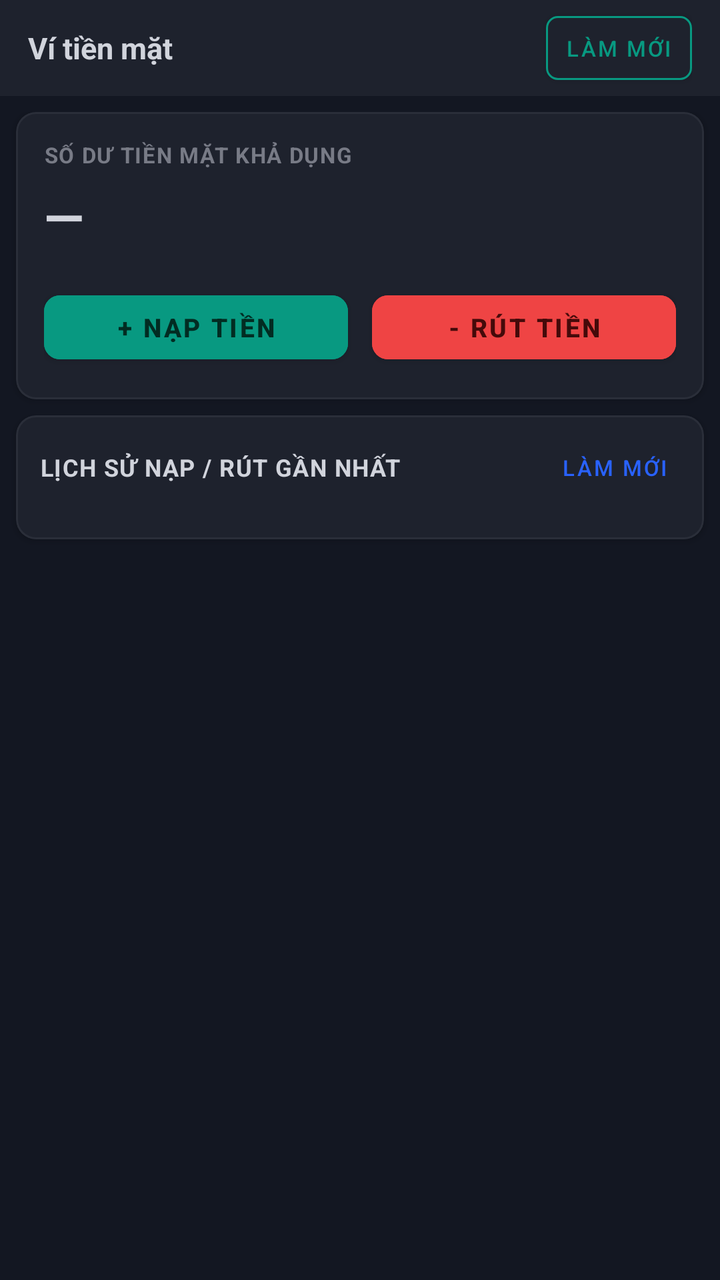
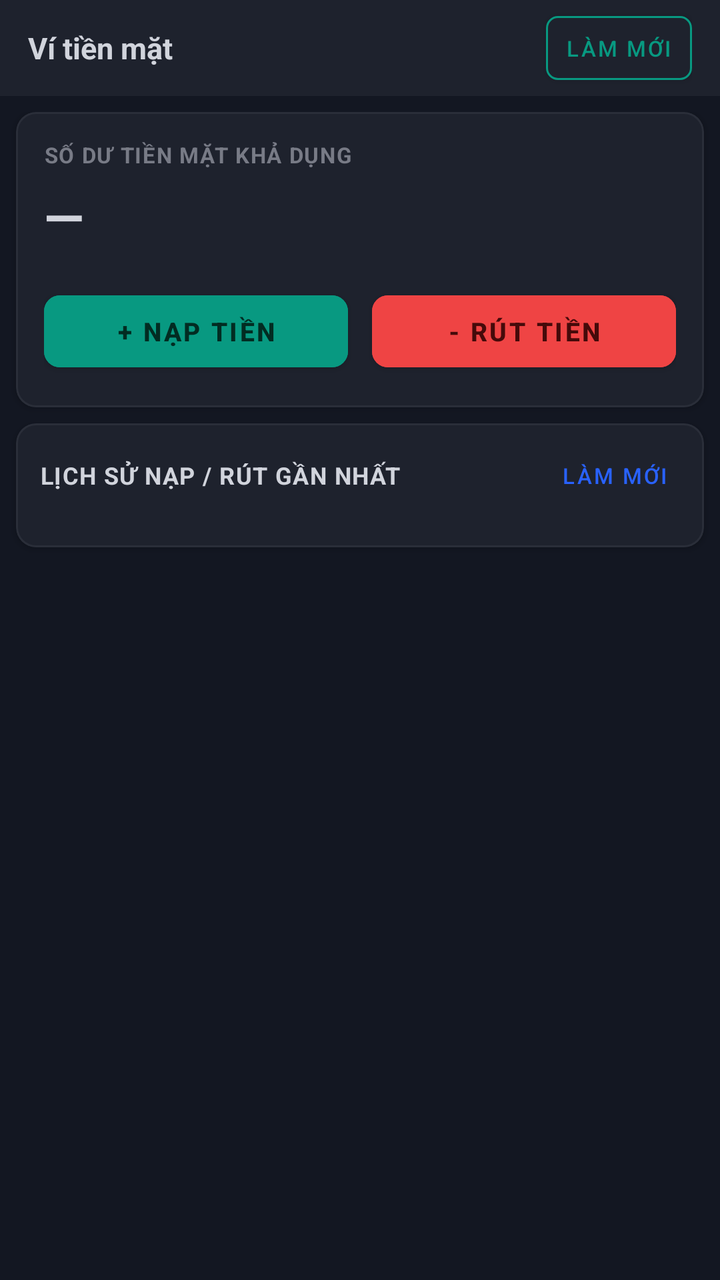

Screens rendered from an Android XML layout before and after an edit, with the pre-edit source and the edit as a unified diff.
<!-- AndroidManifest.xml: application theme Theme.NHUMONGLENH -->
<!-- res/layout/fragment_wallet.xml -->
<?xml version="1.0" encoding="utf-8"?>
<FrameLayout xmlns:android="http://schemas.android.com/apk/res/android"
    xmlns:app="http://schemas.android.com/apk/res-auto"
    xmlns:tools="http://schemas.android.com/tools"
    android:layout_width="match_parent"
    android:layout_height="match_parent"
    android:background="@color/tv_bg">

    
    <LinearLayout
        android:id="@+id/layout_content"
        android:layout_width="match_parent"
        android:layout_height="match_parent"
        android:orientation="vertical">

        
        <LinearLayout
            android:layout_width="match_parent"
            android:layout_height="48dp"
            android:background="@color/tv_surface"
            android:gravity="center_vertical"
            android:orientation="horizontal"
            android:paddingHorizontal="14dp">

            <TextView
                android:id="@+id/tv_wallet_title"
                android:layout_width="0dp"
                android:layout_height="wrap_content"
                android:layout_weight="1"
                android:text="@string/wallet_title"
                android:textColor="@color/tv_text_primary"
                android:textSize="15sp"
                android:textStyle="bold" />

            <TextView
                android:id="@+id/tv_last_updated"
                android:layout_width="wrap_content"
                android:layout_height="wrap_content"
                android:textColor="@color/tv_text_secondary"
                android:textSize="11sp"
                android:layout_marginEnd="8dp" />

            <com.google.android.material.button.MaterialButton
                android:id="@+id/btn_wallet_refresh"
                android:layout_width="wrap_content"
                android:layout_height="32dp"
                android:text="@string/btn_refresh"
                android:textSize="11sp"
                android:textColor="@color/tv_green"
                app:strokeColor="@color/tv_green"
                app:strokeWidth="1dp"
                app:cornerRadius="6dp"
                android:backgroundTint="@color/tv_surface"
                android:paddingHorizontal="10dp"
                android:paddingVertical="0dp"
                android:insetTop="0dp"
                android:insetBottom="0dp"
                android:minWidth="0dp"
                android:minHeight="0dp" />
        </LinearLayout>

        
        <TextView
            android:id="@+id/tv_offline_badge"
            android:layout_width="match_parent"
            android:layout_height="wrap_content"
            android:background="#2A2E39"
            android:gravity="center"
            android:paddingVertical="4dp"
            android:text="@string/offline_badge"
            android:textColor="#F39C12"
            android:textSize="11sp"
            android:textStyle="bold"
            android:visibility="gone" />

        <ScrollView
            android:layout_width="match_parent"
            android:layout_height="0dp"
            android:layout_weight="1"
            android:fillViewport="true">

            <LinearLayout
                android:layout_width="match_parent"
                android:layout_height="wrap_content"
                android:orientation="vertical"
                android:paddingVertical="8dp">

                
                <com.google.android.material.card.MaterialCardView
                    android:id="@+id/card_wallet_balance"
                    android:layout_width="match_parent"
                    android:layout_height="wrap_content"
                    android:layout_marginHorizontal="8dp"
                    android:layout_marginBottom="8dp"
                    app:cardBackgroundColor="@color/tv_surface"
                    app:cardCornerRadius="10dp"
                    app:cardElevation="2dp"
                    app:strokeColor="#2A2E39"
                    app:strokeWidth="1dp">

                    <LinearLayout
                        android:layout_width="match_parent"
                        android:layout_height="wrap_content"
                        android:orientation="vertical"
                        android:padding="14dp">

                        <TextView
                            android:layout_width="wrap_content"
                            android:layout_height="wrap_content"
                            android:text="@string/wallet_balance_header"
                            android:textColor="@color/tv_text_secondary"
                            android:textSize="11sp"
                            android:textStyle="bold"
                            android:letterSpacing="0.05"
                            android:layout_marginBottom="6dp" />

                        <TextView
                            android:id="@+id/tv_cash_balance"
                            android:layout_width="wrap_content"
                            android:layout_height="wrap_content"
                            android:text="—"
                            android:textColor="@color/tv_text_primary"
                            android:textSize="26sp"
                            android:textStyle="bold"
                            android:layout_marginBottom="16dp" />

                        
                        <LinearLayout
                            android:layout_width="match_parent"
                            android:layout_height="wrap_content"
                            android:orientation="horizontal">

                            <com.google.android.material.button.MaterialButton
                                android:id="@+id/btn_sandbox_deposit"
                                android:layout_width="0dp"
                                android:layout_height="44dp"
                                android:layout_weight="1"
                                android:layout_marginEnd="6dp"
                                android:backgroundTint="@color/tv_green"
                                android:text="+ NẠP TIỀN"
                                android:textColor="#022C22"
                                android:textSize="13sp"
                                android:textStyle="bold"
                                app:cornerRadius="8dp" />

                            <com.google.android.material.button.MaterialButton
                                android:id="@+id/btn_sandbox_withdraw"
                                android:layout_width="0dp"
                                android:layout_height="44dp"
                                android:layout_weight="1"
                                android:layout_marginStart="6dp"
                                android:backgroundTint="#EF4444"
                                android:text="- RÚT TIỀN"
                                android:textColor="#450A0A"
                                android:textSize="13sp"
                                android:textStyle="bold"
                                app:cornerRadius="8dp" />
                        </LinearLayout>
                    </LinearLayout>
                </com.google.android.material.card.MaterialCardView>

                
                <com.google.android.material.card.MaterialCardView
                    android:id="@+id/card_payment_history"
                    android:layout_width="match_parent"
                    android:layout_height="wrap_content"
                    android:layout_marginHorizontal="8dp"
                    android:layout_marginBottom="8dp"
                    app:cardBackgroundColor="@color/tv_surface"
                    app:cardCornerRadius="10dp"
                    app:cardElevation="2dp"
                    app:strokeColor="#2A2E39"
                    app:strokeWidth="1dp">

                    <LinearLayout
                        android:layout_width="match_parent"
                        android:layout_height="wrap_content"
                        android:orientation="vertical"
                        android:padding="12dp">

                        <LinearLayout
                            android:layout_width="match_parent"
                            android:layout_height="wrap_content"
                            android:orientation="horizontal"
                            android:gravity="center_vertical"
                            android:layout_marginBottom="10dp">

                            <TextView
                                android:layout_width="0dp"
                                android:layout_height="wrap_content"
                                android:layout_weight="1"
                                android:text="LỊCH SỬ NẠP / RÚT GẦN NHẤT"
                                android:textColor="@color/tv_text_primary"
                                android:textSize="12sp"
                                android:textStyle="bold"
                                android:letterSpacing="0.04" />

                            <com.google.android.material.button.MaterialButton
                                android:id="@+id/btn_refresh_payments"
                                style="@style/Widget.MaterialComponents.Button.TextButton"
                                android:layout_width="wrap_content"
                                android:layout_height="28dp"
                                android:minWidth="0dp"
                                android:minHeight="0dp"
                                android:insetTop="0dp"
                                android:insetBottom="0dp"
                                android:paddingHorizontal="6dp"
                                android:text="Làm mới"
                                android:textSize="11sp"
                                android:textColor="@color/tv_blue" />
                        </LinearLayout>

                        <ProgressBar
                            android:id="@+id/pb_payments_loading"
                            android:layout_width="wrap_content"
                            android:layout_height="wrap_content"
                            android:layout_gravity="center_horizontal"
                            android:layout_marginVertical="8dp"
                            android:visibility="gone" />

                        <androidx.recyclerview.widget.RecyclerView
                            android:id="@+id/rv_payments"
                            android:layout_width="match_parent"
                            android:layout_height="wrap_content"
                            android:nestedScrollingEnabled="false" />

                        <TextView
                            android:id="@+id/tv_payments_empty"
                            android:layout_width="match_parent"
                            android:layout_height="wrap_content"
                            android:gravity="center"
                            android:paddingVertical="14dp"
                            android:text="Chưa có giao dịch nạp/rút nào"
                            android:textColor="@color/tv_text_secondary"
                            android:textSize="12sp"
                            android:visibility="gone" />

                    </LinearLayout>
                </com.google.android.material.card.MaterialCardView>

            </LinearLayout>
        </ScrollView>
    </LinearLayout>

    
    <LinearLayout
        android:id="@+id/layout_loading"
        android:layout_width="match_parent"
        android:layout_height="match_parent"
        android:background="#99131722"
        android:gravity="center"
        android:orientation="vertical"
        android:visibility="gone">

        <ProgressBar
            android:layout_width="44dp"
            android:layout_height="44dp"
            android:indeterminateTint="@color/tv_green" />

        <TextView
            android:layout_width="wrap_content"
            android:layout_height="wrap_content"
            android:layout_marginTop="12dp"
            android:text="@string/loading_data"
            android:textColor="@color/tv_text_primary"
            android:textSize="13sp" />
    </LinearLayout>

    
    <LinearLayout
        android:id="@+id/layout_error"
        android:layout_width="match_parent"
        android:layout_height="match_parent"
        android:background="@color/tv_bg"
        android:gravity="center"
        android:orientation="vertical"
        android:padding="24dp"
        android:visibility="gone">

        <TextView
            android:id="@+id/tv_error_message"
            android:layout_width="wrap_content"
            android:layout_height="wrap_content"
            android:gravity="center"
            android:text="@string/network_error_msg"
            android:textColor="@color/tv_text_primary"
            android:textSize="14sp"
            android:lineSpacingExtra="4dp"
            android:layout_marginBottom="16dp" />

        <com.google.android.material.button.MaterialButton
            android:id="@+id/btn_retry"
            android:layout_width="wrap_content"
            android:layout_height="wrap_content"
            android:text="@string/btn_retry"
            android:textColor="#FFFFFF"
            android:backgroundTint="@color/tv_green"
            app:cornerRadius="8dp" />
    </LinearLayout>
</FrameLayout>
<!-- resources referenced by this layout -->
<resources>
  <color name="tv_bg">#131722</color>
  <color name="tv_blue">#2962FF</color>
  <color name="tv_green">#089981</color>
  <color name="tv_surface">#1E222D</color>
  <color name="tv_text_primary">#D1D4DC</color>
  <color name="tv_text_secondary">#787B86</color>
  <string name="btn_refresh">Làm mới</string>
  <string name="btn_retry">Thử lại</string>
  <string name="loading_data">Đang tải dữ liệu từ máy chủ...</string>
  <string name="network_error_msg">Không thể kết nối đến máy chủ. Vui lòng kiểm tra kết nối mạng.</string>
  <string name="offline_badge">Chế độ ngoại tuyến</string>
  <string name="wallet_balance_header">SỐ DƯ TIỀN MẶT KHẢ DỤNG</string>
  <string name="wallet_title">Ví tiền mặt</string>
  <style name="Theme.NHUMONGLENH" parent="Theme.MaterialComponents.DayNight.DarkActionBar">
          
          <item name="colorPrimary">@color/purple_500</item>
          <item name="colorPrimaryVariant">@color/purple_700</item>
          <item name="colorOnPrimary">@color/white</item>
          
          <item name="colorSecondary">@color/teal_200</item>
          <item name="colorSecondaryVariant">@color/teal_700</item>
          <item name="colorOnSecondary">@color/black</item>
          
          <item name="android:statusBarColor">?attr/colorPrimaryVariant</item>
          
      </style>
  <color name="purple_500">#FF6200EE</color>
  <color name="purple_700">#FF3700B3</color>
  <color name="white">#FFFFFFFF</color>
  <color name="teal_200">#FF03DAC5</color>
  <color name="teal_700">#FF018786</color>
  <color name="black">#FF000000</color>
</resources>

<!-- the commit's change to res/layout/fragment_wallet.xml (unified diff, before → after) -->
@@ -133,11 +133,12 @@
                             <com.google.android.material.button.MaterialButton
                                 android:id="@+id/btn_sandbox_deposit"
                                 android:layout_width="0dp"
-                                android:layout_height="44dp"
+                                android:layout_height="48dp"
+                                android:minHeight="48dp"
                                 android:layout_weight="1"
                                 android:layout_marginEnd="6dp"
                                 android:backgroundTint="@color/tv_green"
-                                android:text="+ NẠP TIỀN"
+                                android:text="@string/wallet_btn_deposit"
                                 android:textColor="#022C22"
                                 android:textSize="13sp"
                                 android:textStyle="bold"
@@ -146,11 +147,12 @@
                             <com.google.android.material.button.MaterialButton
                                 android:id="@+id/btn_sandbox_withdraw"
                                 android:layout_width="0dp"
-                                android:layout_height="44dp"
+                                android:layout_height="48dp"
+                                android:minHeight="48dp"
                                 android:layout_weight="1"
                                 android:layout_marginStart="6dp"
                                 android:backgroundTint="#EF4444"
-                                android:text="- RÚT TIỀN"
+                                android:text="@string/wallet_btn_withdraw"
                                 android:textColor="#450A0A"
                                 android:textSize="13sp"
                                 android:textStyle="bold"
<!-- resource entries referenced after the edit -->
@@ -12,6 +12,8 @@
   <string name="network_error_msg">Không thể kết nối đến máy chủ. Vui lòng kiểm tra kết nối mạng.</string>
   <string name="offline_badge">Chế độ ngoại tuyến</string>
   <string name="wallet_balance_header">SỐ DƯ TIỀN MẶT KHẢ DỤNG</string>
+  <string name="wallet_btn_deposit">+ NẠP TIỀN</string>
+  <string name="wallet_btn_withdraw">- RÚT TIỀN</string>
   <string name="wallet_title">Ví tiền mặt</string>
   <style name="Theme.NHUMONGLENH" parent="Theme.MaterialComponents.DayNight.DarkActionBar">
           
